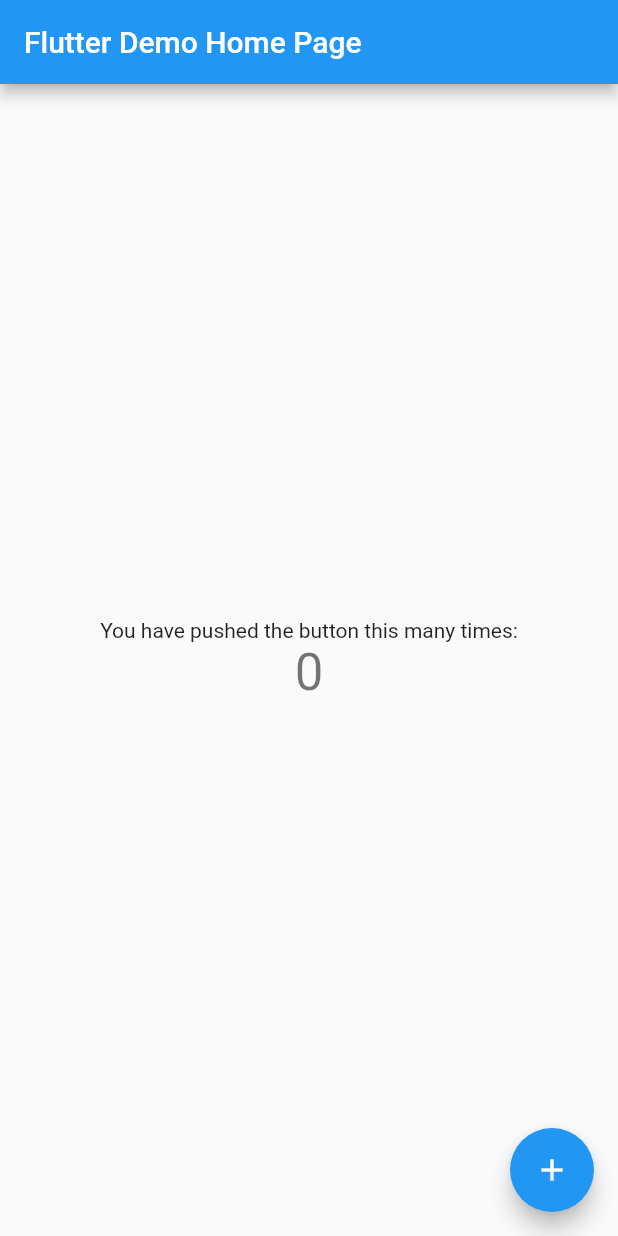
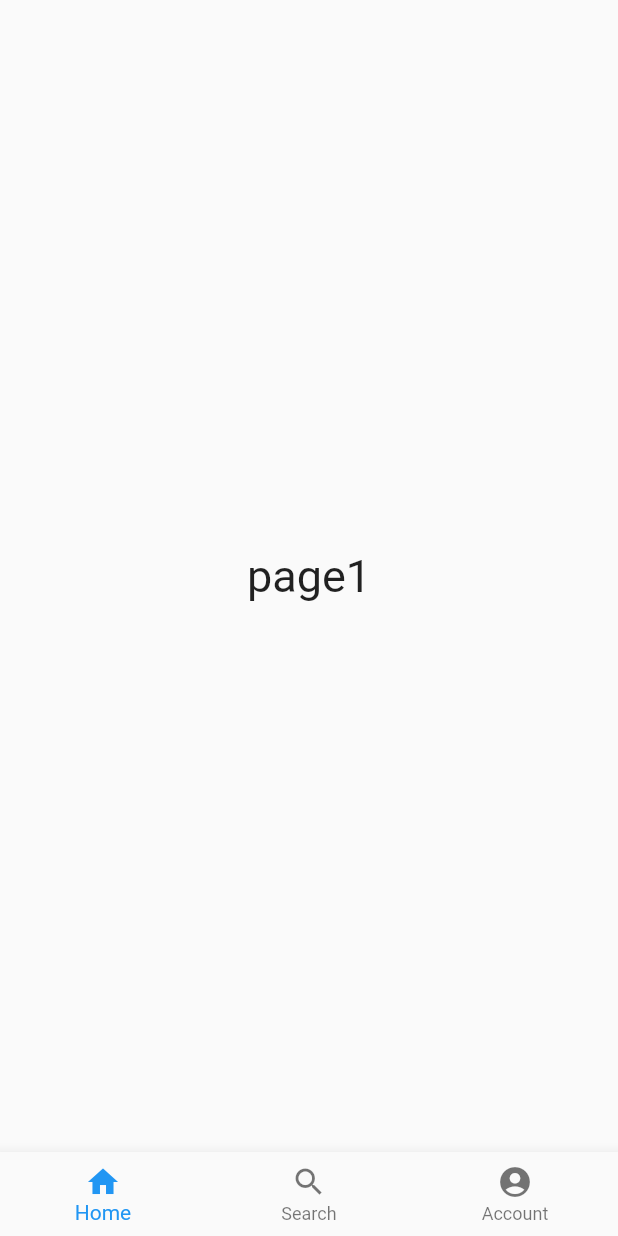
Before and after one commit to tkdqjaos999/insta_flutter_app, a Flutter app: the screen it shows after launch, on a phone screen of 412 x 824 dp. Run offline on Flutter 3.47's test engine with Material 2 defaults, Android fonts, the phone set to English and light mode, and no system bars.

Commit message:
RootPage LoginPage TabPage 설계 밑 탭페이지 초기 구현

```diff
--- /dev/null
+++ b/lib/login_page.dart
@@ -0,0 +1,10 @@
+import 'package:flutter/material.dart';
+
+class LoginPage extends StatelessWidget {
+  @override
+  Widget build(BuildContext context) {
+    return Container(
+      child: Text('login page'),
+    );
+  }
+}
--- a/lib/main.dart
+++ b/lib/main.dart
@@ -1,5 +1,5 @@
 import 'package:flutter/material.dart';
-
+import 'root_page.dart';
 void main() => runApp(MyApp());
 
 class MyApp extends StatelessWidget {
@@ -9,103 +9,9 @@ class MyApp extends StatelessWidget {
     return MaterialApp(
       title: 'Flutter Demo',
       theme: ThemeData(
-        // This is the theme of your application.
-        //
-        // Try running your application with "flutter run". You'll see the
-        // application has a blue toolbar. Then, without quitting the app, try
-        // changing the primarySwatch below to Colors.green and then invoke
-        // "hot reload" (press "r" in the console where you ran "flutter run",
-        // or simply save your changes to "hot reload" in a Flutter IDE).
-        // Notice that the counter didn't reset back to zero; the application
-        // is not restarted.
         primarySwatch: Colors.blue,
       ),
-      home: MyHomePage(title: 'Flutter Demo Home Page'),
+      home: RootPage(),
     );
   }
 }
-
-class MyHomePage extends StatefulWidget {
-  MyHomePage({Key key, this.title}) : super(key: key);
-
-  // This widget is the home page of your application. It is stateful, meaning
-  // that it has a State object (defined below) that contains fields that affect
-  // how it looks.
-
-  // This class is the configuration for the state. It holds the values (in this
-  // case the title) provided by the parent (in this case the App widget) and
-  // used by the build method of the State. Fields in a Widget subclass are
-  // always marked "final".
-
-  final String title;
-
-  @override
-  _MyHomePageState createState() => _MyHomePageState();
-}
-
-class _MyHomePageState extends State<MyHomePage> {
-  int _counter = 0;
-
-  void _incrementCounter() {
-    setState(() {
-      // This call to setState tells the Flutter framework that something has
-      // changed in this State, which causes it to rerun the build method below
-      // so that the display can reflect the updated values. If we changed
-      // _counter without calling setState(), then the build method would not be
-      // called again, and so nothing would appear to happen.
-      _counter++;
-    });
-  }
-
-  @override
-  Widget build(BuildContext context) {
-    // This method is rerun every time setState is called, for instance as done
-    // by the _incrementCounter method above.
-    //
-    // The Flutter framework has been optimized to make rerunning build methods
-    // fast, so that you can just rebuild anything that needs updating rather
-    // than having to individually change instances of widgets.
-    return Scaffold(
-      appBar: AppBar(
-        // Here we take the value from the MyHomePage object that was created by
-        // the App.build method, and use it to set our appbar title.
-        title: Text(widget.title),
-      ),
-      body: Center(
-        // Center is a layout widget. It takes a single child and positions it
-        // in the middle of the parent.
-        child: Column(
-          // Column is also a layout widget. It takes a list of children and
-          // arranges them vertically. By default, it sizes itself to fit its
-          // children horizontally, and tries to be as tall as its parent.
-          //
-          // Invoke "debug painting" (press "p" in the console, choose the
-          // "Toggle Debug Paint" action from the Flutter Inspector in Android
-          // Studio, or the "Toggle Debug Paint" command in Visual Studio Code)
-          // to see the wireframe for each widget.
-          //
-          // Column has various properties to control how it sizes itself and
-          // how it positions its children. Here we use mainAxisAlignment to
-          // center the children vertically; the main axis here is the vertical
-          // axis because Columns are vertical (the cross axis would be
-          // horizontal).
-          mainAxisAlignment: MainAxisAlignment.center,
-          children: <Widget>[
-            Text(
-              'You have pushed the button this many times:',
-            ),
-            Text(
-              '$_counter',
-              style: Theme.of(context).textTheme.display1,
-            ),
-          ],
-        ),
-      ),
-      floatingActionButton: FloatingActionButton(
-        onPressed: _incrementCounter,
-        tooltip: 'Increment',
-        child: Icon(Icons.add),
-      ), // This trailing comma makes auto-formatting nicer for build methods.
-    );
-  }
-}
--- /dev/null
+++ b/lib/root_page.dart
@@ -0,0 +1,9 @@
+import 'package:flutter/material.dart';
+import 'package:insta_flutter_app/tab_page.dart';
+
+class RootPage extends StatelessWidget {
+  @override
+  Widget build(BuildContext context) {
+    return TabPage();
+  }
+}
--- /dev/null
+++ b/lib/tab_page.dart
@@ -0,0 +1,36 @@
+import 'package:flutter/material.dart';
+
+class TabPage extends StatefulWidget {
+  @override
+  _TabPageState createState() => _TabPageState();
+}
+
+class _TabPageState extends State<TabPage> {
+  int _selectedIndex = 0;
+  List _pages = [
+    Text('page1', style: TextStyle(fontSize: 30),),
+    Text('page2', style: TextStyle(fontSize: 30),),
+    Text('page3', style: TextStyle(fontSize: 30),),
+  ];
+
+  @override
+  Widget build(BuildContext context) {
+    return Scaffold(
+      body: Center(child:_pages[_selectedIndex]),
+      bottomNavigationBar: BottomNavigationBar(
+          onTap: _onItemTapped,
+          currentIndex: _selectedIndex,
+          items: <BottomNavigationBarItem>[
+            BottomNavigationBarItem(icon: Icon(Icons.home), title: Text('Home')),
+            BottomNavigationBarItem(icon: Icon(Icons.search), title: Text('Search')),
+            BottomNavigationBarItem(icon: Icon(Icons.account_circle), title: Text('Account')),
+          ]),
+    );
+  }
+
+  void _onItemTapped(int index) {
+    setState(() {
+      _selectedIndex = index;
+    });
+  }
+}
```
